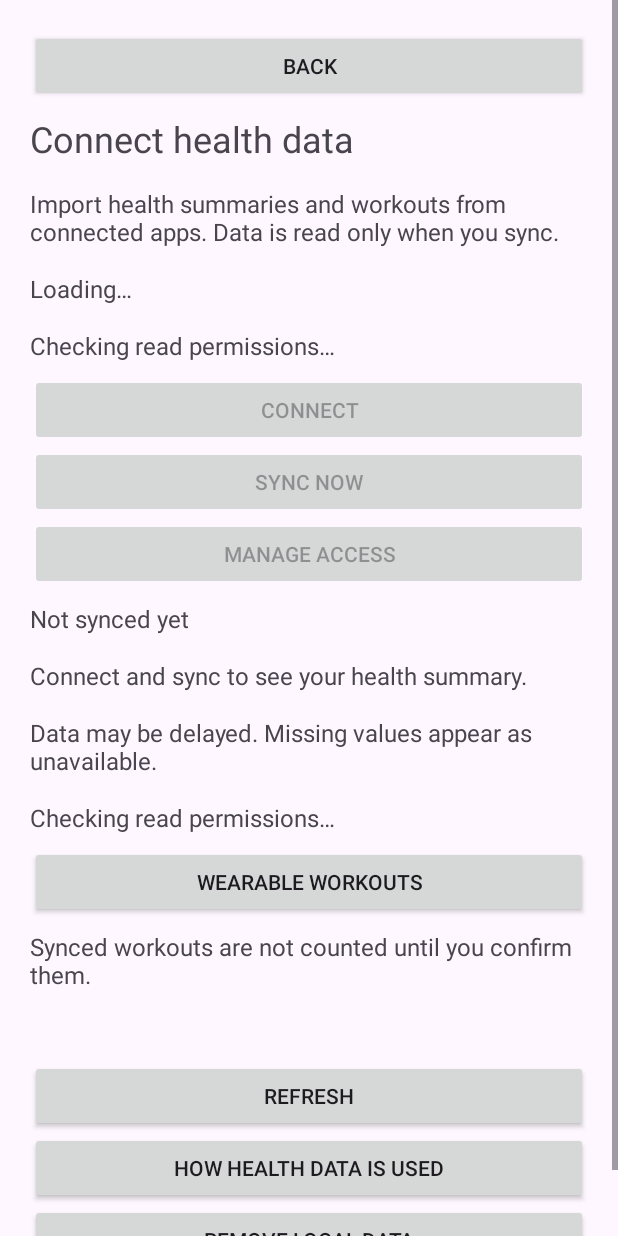
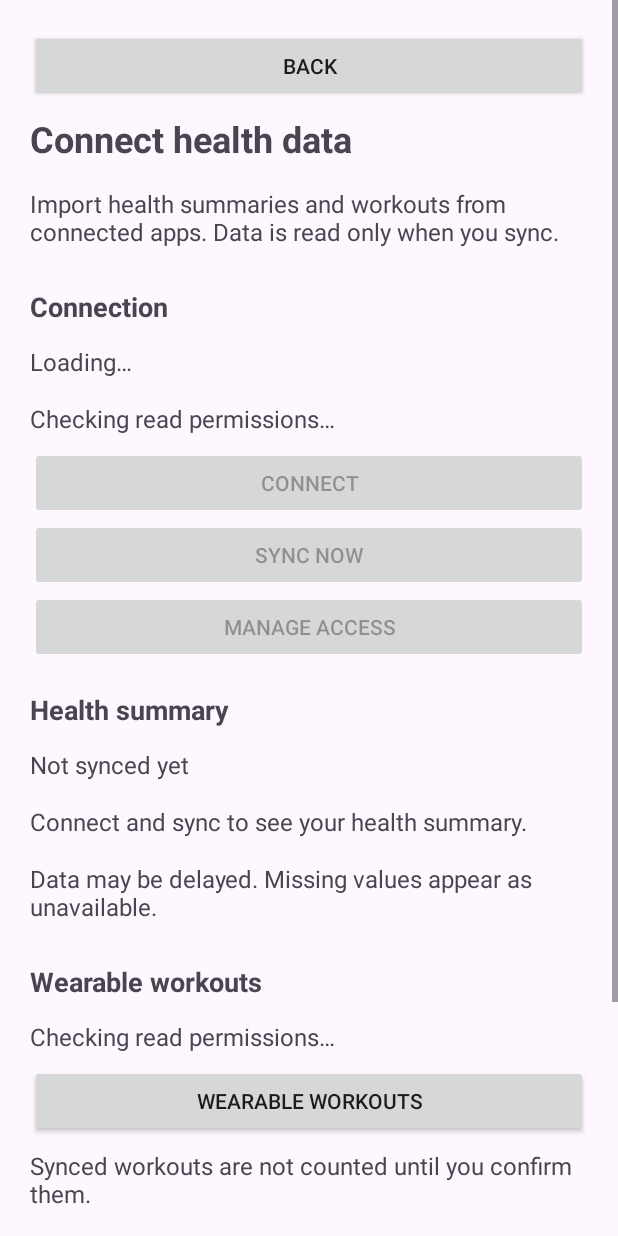
Before and after one commit to GoonHee/FItnessBalance, an Android app: the HealthConnectActivity screen opened directly, with no data from a screen before it, on a phone screen of 412 x 824 dp. Run offline under Robolectric (Android 15) with nearby library versions, the phone set to English and light mode, and no system bars; our stand-ins replace Firebase (no records; nobody signed in at launch, a user with empty details on screens opened directly); libraries missing offline, so code that uses them is left out: androidx.health.connect; 6 statements that could not run were skipped.

Commit message:
Add scannable sections to Health Connect screen

```diff
--- a/app/src/main/java/com/example/fitnessbalance/HealthConnectActivity.java
+++ b/app/src/main/java/com/example/fitnessbalance/HealthConnectActivity.java
@@ -38,7 +38,9 @@ public final class HealthConnectActivity extends AppCompatActivity {
         root.addView(form); setContentView(root); FoodUi.insets(this);
         button(form, R.string.back).setOnClickListener(v -> finish());
         TextView title = text(form, R.string.hc_title); title.setTextSize(24);
+        title.setTypeface(null, android.graphics.Typeface.BOLD);
         text(form, R.string.hc_intro);
+        heading(form, R.string.hc_connection_section);
         availability = text(form, R.string.fl_loading);
         permissionStatus = text(form, R.string.hc_permissions_checking);
         connect = button(form, R.string.hc_connect);
@@ -56,9 +58,11 @@ public final class HealthConnectActivity extends AppCompatActivity {
             try { startActivity(HealthConnectBridge.settings(this)); }
             catch (RuntimeException e) { status.setText(R.string.hc_error); }
         });
+        heading(form, R.string.hc_summary_section);
         lastSync = text(form, R.string.hc_never_synced);
         summary = text(form, R.string.hc_no_summary);
         text(form, R.string.hc_freshness_note);
+        heading(form, R.string.hc_wearable_section);
         workoutStatus=text(form,R.string.ww_never);
         button(form,R.string.ww_title).setOnClickListener(v->startActivity(new Intent(this,WearableWorkoutsActivity.class)));
         text(form,R.string.ww_note);
@@ -73,6 +77,13 @@ public final class HealthConnectActivity extends AppCompatActivity {
             snapshot.clear(); busy = false;
             render(); refresh(); status.setText(workoutsCleared?R.string.hc_cleared:R.string.hc_cache_error);
         });
+    }
+    private TextView heading(LinearLayout form, int resource) {
+        TextView view = text(form, resource);
+        view.setTextSize(18);
+        view.setTypeface(null, android.graphics.Typeface.BOLD);
+        view.setPadding(0, 28, 0, 8);
+        return view;
     }
     private TextView text(LinearLayout form, int resource) {
         TextView view = new TextView(this); view.setTextSize(16); view.setPadding(0,12,0,12);
```
